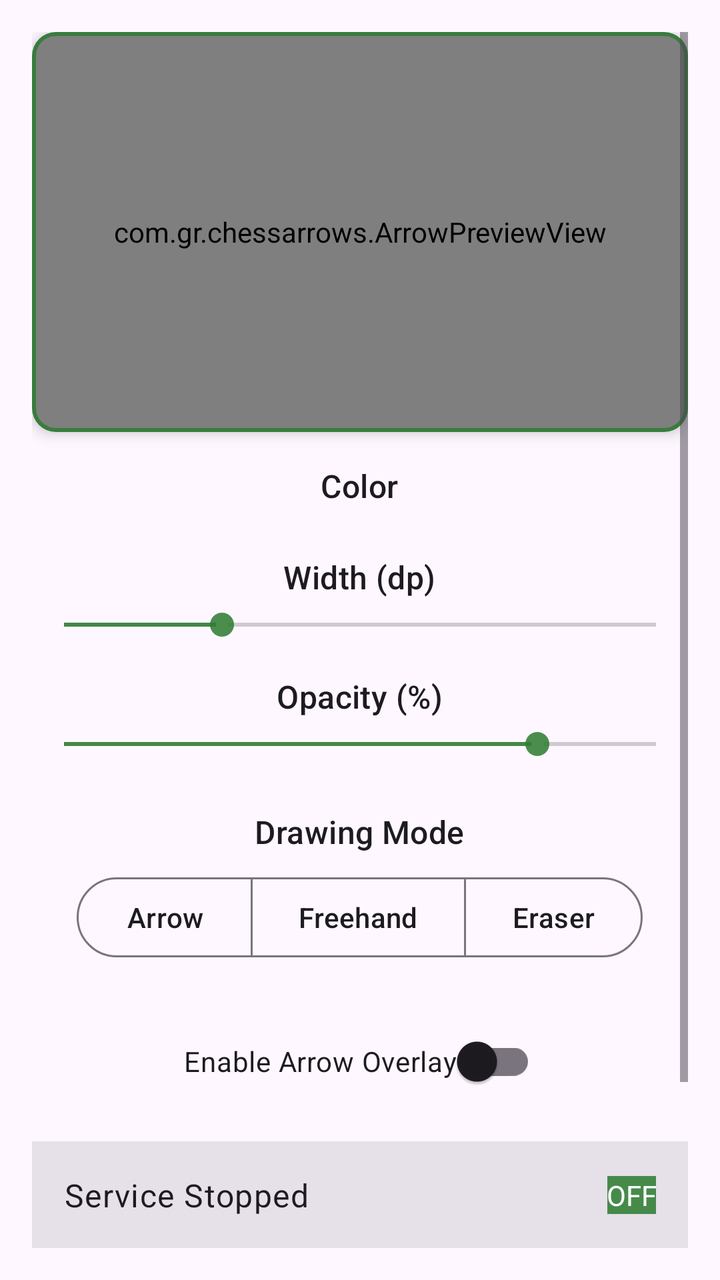
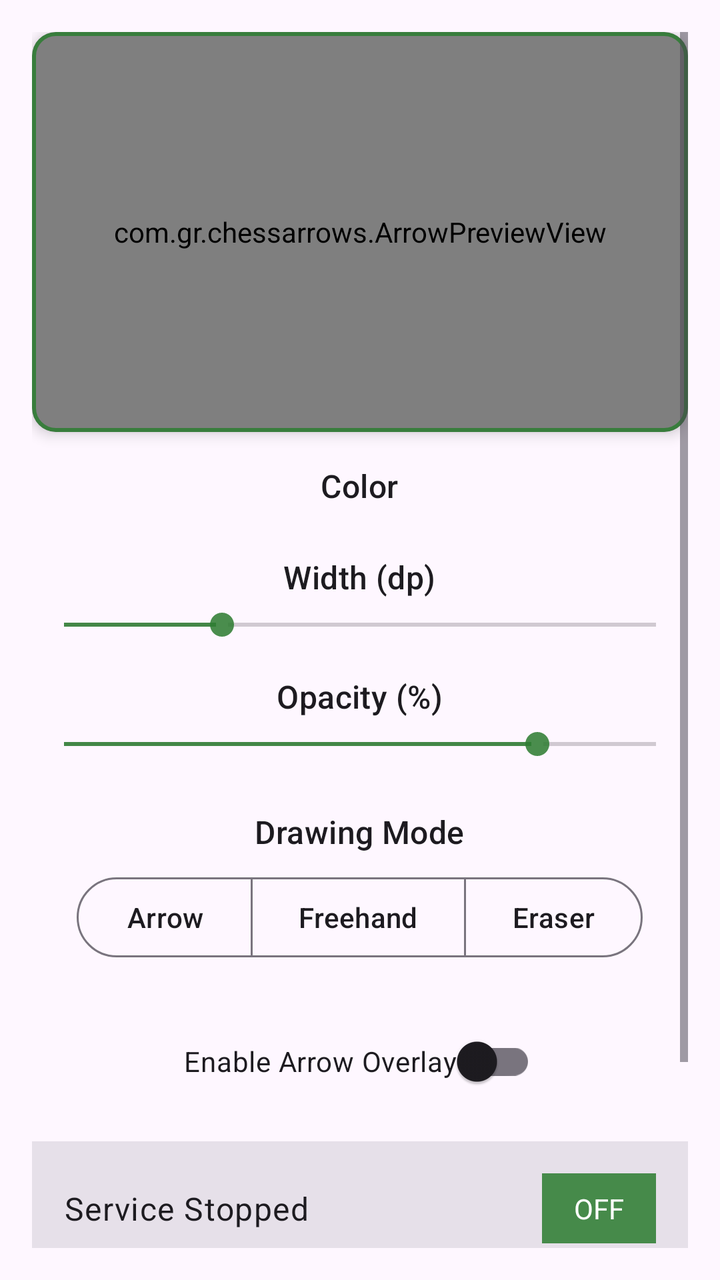

Before-and-after screenshots of an Android layout around one commit, followed by the original layout XML and the change that was made.
<!-- AndroidManifest.xml: activity theme Theme.ChessArrows -->
<!-- res/layout/activity_main.xml -->
<?xml version="1.0" encoding="utf-8"?>
<androidx.constraintlayout.widget.ConstraintLayout xmlns:android="http://schemas.android.com/apk/res/android"
    xmlns:app="http://schemas.android.com/apk/res-auto"
    xmlns:tools="http://schemas.android.com/tools"
    android:layout_width="match_parent"
    android:layout_height="match_parent"
    android:padding="16dp"
    tools:context=".MainActivity">

    <ScrollView
        android:layout_width="match_parent"
        android:layout_height="match_parent"
        app:layout_constraintBottom_toBottomOf="parent"
        app:layout_constraintTop_toTopOf="parent">

        <LinearLayout
            android:layout_width="match_parent"
            android:layout_height="wrap_content"
            android:orientation="vertical"
            android:paddingBottom="24dp"
            android:gravity="center_horizontal">

            
            <com.google.android.material.card.MaterialCardView
                android:id="@+id/previewCard"
                android:layout_width="match_parent"
                android:layout_height="wrap_content"
                android:layout_marginBottom="16dp"
                app:cardElevation="4dp"
                app:strokeWidth="2dp"
                app:strokeColor="@color/overlay_green">

                <com.gr.chessarrows.ArrowPreviewView
                    android:id="@+id/preview"
                    android:layout_width="match_parent"
                    android:layout_height="@dimen/preview_height_dp" />
            </com.google.android.material.card.MaterialCardView>

            
            <TextView
                android:layout_width="wrap_content"
                android:layout_height="wrap_content"
                android:layout_marginBottom="8dp"
                android:text="@string/color"
                android:textAppearance="?attr/textAppearanceTitleMedium" />

            <LinearLayout
                android:id="@+id/swatches"
                android:layout_width="wrap_content"
                android:layout_height="wrap_content"
                android:layout_marginBottom="16dp"
                android:orientation="horizontal"
                android:gravity="center_horizontal" />

            
            <TextView
                android:layout_width="wrap_content"
                android:layout_height="wrap_content"
                android:layout_marginBottom="4dp"
                android:text="Width (dp)"
                android:textAppearance="?attr/textAppearanceTitleMedium" />

            <SeekBar
                android:id="@+id/widthSeekBar"
                android:layout_width="match_parent"
                android:layout_height="wrap_content"
                android:layout_marginBottom="16dp"
                android:max="30"
                android:progress="8" />

            
            <TextView
                android:layout_width="wrap_content"
                android:layout_height="wrap_content"
                android:layout_marginBottom="4dp"
                android:text="Opacity (%)"
                android:textAppearance="?attr/textAppearanceTitleMedium" />

            <SeekBar
                android:id="@+id/alphaSeekBar"
                android:layout_width="match_parent"
                android:layout_height="wrap_content"
                android:layout_marginBottom="24dp"
                android:max="100"
                android:progress="80" />

            
            <TextView
                android:layout_width="wrap_content"
                android:layout_height="wrap_content"
                android:layout_marginBottom="8dp"
                android:text="Drawing Mode"
                android:textAppearance="?attr/textAppearanceTitleMedium" />

            <com.google.android.material.button.MaterialButtonToggleGroup
                android:id="@+id/modeToggle"
                android:layout_width="wrap_content"
                android:layout_height="wrap_content"
                android:layout_marginBottom="24dp"
                app:singleSelection="true"
                app:selectionRequired="true">

                <com.google.android.material.button.MaterialButton
                    android:id="@+id/btnModeArrow"
                    style="@style/Widget.Material3.Button.OutlinedButton"
                    android:layout_width="wrap_content"
                    android:layout_height="wrap_content"
                    android:text="Arrow" />

                <com.google.android.material.button.MaterialButton
                    android:id="@+id/btnModeFreehand"
                    style="@style/Widget.Material3.Button.OutlinedButton"
                    android:layout_width="wrap_content"
                    android:layout_height="wrap_content"
                    android:text="Freehand" />

                <com.google.android.material.button.MaterialButton
                    android:id="@+id/btnModeEraser"
                    style="@style/Widget.Material3.Button.OutlinedButton"
                    android:layout_width="wrap_content"
                    android:layout_height="wrap_content"
                    android:text="Eraser" />
            </com.google.android.material.button.MaterialButtonToggleGroup>

            
            <com.google.android.material.switchmaterial.SwitchMaterial
                android:id="@+id/serviceSwitch"
                android:layout_width="wrap_content"
                android:layout_height="wrap_content"
                android:layout_marginBottom="16dp"
                android:text="Enable Arrow Overlay" />

            
            <LinearLayout
                android:id="@+id/serviceCard"
                android:layout_width="match_parent"
                android:layout_height="wrap_content"
                android:layout_marginBottom="16dp"
                android:orientation="horizontal"
                android:gravity="center_vertical"
                android:padding="16dp"
                android:background="?attr/colorSurfaceContainerHighest"
                android:paddingStart="16dp"
                android:paddingEnd="16dp">

                <TextView
                    android:id="@+id/statusText"
                    android:layout_width="0dp"
                    android:layout_height="wrap_content"
                    android:layout_weight="1"
                    android:text="Service Stopped"
                    android:textAppearance="?attr/textAppearanceBodyLarge" />

                <TextView
                    android:id="@+id/stateLabel"
                    android:layout_width="wrap_content"
                    android:layout_height="wrap_content"
                    android:padding="8dp 16dp"
                    android:background="@color/overlay_green"
                    android:textColor="@color/white"
                    android:text="OFF" />
            </LinearLayout>

            
            <com.google.android.material.button.MaterialButton
                android:id="@+id/boardHelpButton"
                android:layout_width="wrap_content"
                android:layout_height="wrap_content"
                android:layout_marginTop="8dp"
                android:text="How it Works" />

        </LinearLayout>
    </ScrollView>

    
    <FrameLayout
        android:id="@+id/adContainer"
        android:layout_width="match_parent"
        android:layout_height="wrap_content"
        android:layout_marginTop="16dp"
        app:layout_constraintTop_toBottomOf="@id/previewCard"
        android:visibility="gone" />

</androidx.constraintlayout.widget.ConstraintLayout>
<!-- resources referenced by this layout -->
<resources>
  <color name="overlay_green">#DD2E7D32</color>
  <color name="white">#FFFFFFFF</color>
  <dimen name="preview_height_dp">200</dimen>
  <string name="color">Color</string>
  <style name="Theme.ChessArrows" parent="Theme.Material3.DayNight.NoActionBar">
          <item name="colorPrimary">@color/arrow_default_color</item>
          <item name="colorPrimaryVariant">@color/overlay_green</item>
          <item name="colorOnPrimary">@color/white</item>
          <item name="colorSecondary">@color/overlay_green</item>
          <item name="colorOnSecondary">@color/white</item>
          <item name="android:statusBarColor">@android:color/transparent</item>
          <item name="android:navigationBarColor">@android:color/transparent</item>
      </style>
  <color name="arrow_default_color">#FF2E7D32</color>
</resources>

<!-- the commit's change to res/layout/activity_main.xml (unified diff, before → after) -->
@@ -138,10 +138,9 @@
                 android:layout_marginBottom="16dp"
                 android:orientation="horizontal"
                 android:gravity="center_vertical"
-                android:padding="16dp"
-                android:background="?attr/colorSurfaceContainerHighest"
-                android:paddingStart="16dp"
-                android:paddingEnd="16dp">
+                android:paddingVertical="16dp"
+                android:paddingHorizontal="16dp"
+                android:background="?attr/colorSurfaceContainerHighest">
 
                 <TextView
                     android:id="@+id/statusText"
@@ -155,7 +154,8 @@
                     android:id="@+id/stateLabel"
                     android:layout_width="wrap_content"
                     android:layout_height="wrap_content"
-                    android:padding="8dp 16dp"
+                    android:paddingVertical="8dp"
+                    android:paddingHorizontal="16dp"
                     android:background="@color/overlay_green"
                     android:textColor="@color/white"
                     android:text="OFF" />
